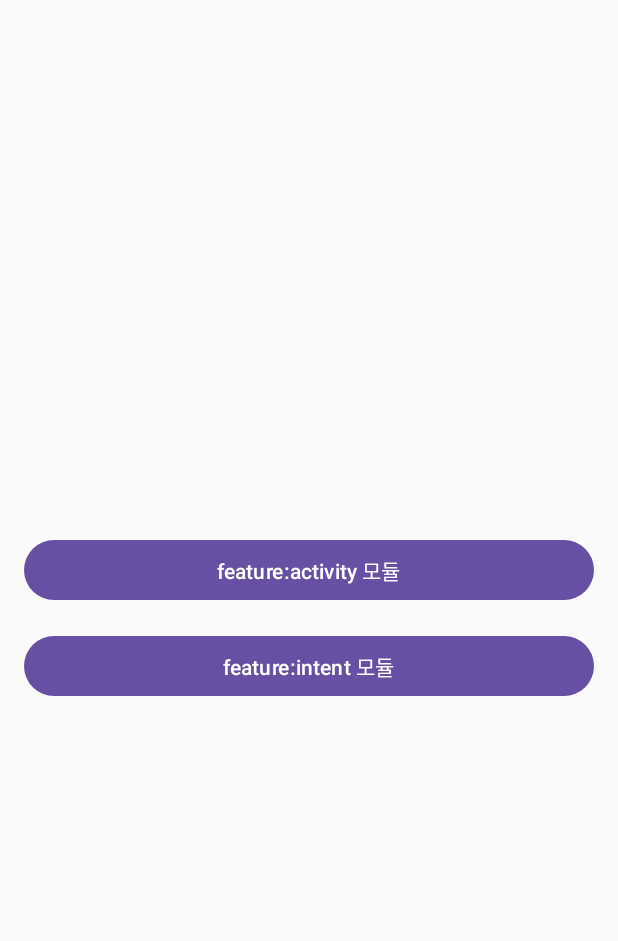
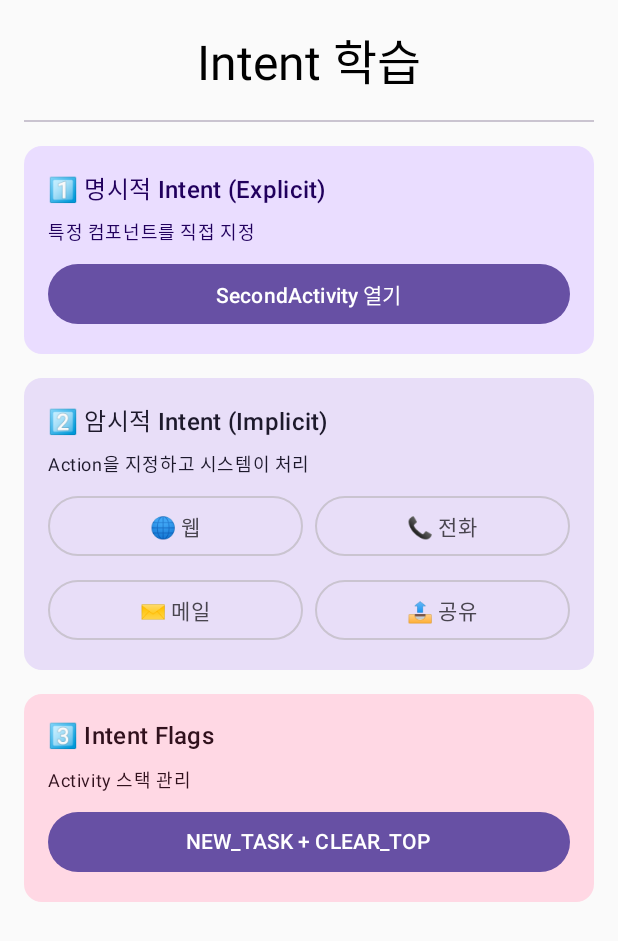
Before and after one commit to HamBeomJoon/Android-review, an Android app built with Jetpack Compose: the screen it shows after launch (MainActivity), after a tap on "feature:intent 모듈", on a phone screen of 412 x 824 dp. Shown: the top 941 px of the screen. Run offline under Robolectric (Android 15) with nearby library versions, the phone set to English and light mode, and no system bars.

Commit message:
feat: Intent 테스트 Screen

```diff
--- a/app/src/main/java/com/example/review/MainActivity.kt
+++ b/app/src/main/java/com/example/review/MainActivity.kt
@@ -20,6 +20,7 @@ import androidx.navigation.compose.NavHost
 import androidx.navigation.compose.composable
 import androidx.navigation.compose.rememberNavController
 import com.example.activity.ActivityScreen
+import com.example.intent.IntentScreen
 
 class MainActivity : ComponentActivity() {
     override fun onCreate(savedInstanceState: Bundle?) {
@@ -51,9 +52,9 @@ fun AppNavigation() {
             ActivityScreen() // feature:activity 모듈
         }
 
-//        composable("intent") {
-//            IntentScreen() // feature:intent 모듈
-//        }
+        composable("intent") {
+            IntentScreen() // feature:intent 모듈
+        }
     }
 }
 
--- /dev/null
+++ b/feature/intent/src/main/java/com/example/intent/IntentScreen.kt
@@ -0,0 +1,231 @@
+package com.example.intent
+
+import android.content.Intent
+import androidx.compose.foundation.layout.Arrangement
+import androidx.compose.foundation.layout.Column
+import androidx.compose.foundation.layout.Row
+import androidx.compose.foundation.layout.fillMaxSize
+import androidx.compose.foundation.layout.fillMaxWidth
+import androidx.compose.foundation.layout.padding
+import androidx.compose.material3.Button
+import androidx.compose.material3.Card
+import androidx.compose.material3.CardDefaults
+import androidx.compose.material3.Divider
+import androidx.compose.material3.MaterialTheme
+import androidx.compose.material3.OutlinedButton
+import androidx.compose.material3.Text
+import androidx.compose.runtime.Composable
+import androidx.compose.runtime.getValue
+import androidx.compose.runtime.mutableStateOf
+import androidx.compose.runtime.remember
+import androidx.compose.runtime.setValue
+import androidx.compose.ui.Alignment
+import androidx.compose.ui.Modifier
+import androidx.compose.ui.platform.LocalContext
+import androidx.compose.ui.unit.dp
+import androidx.core.net.toUri
+
+@Composable
+fun IntentScreen() {
+    val context = LocalContext.current
+    var resultText by remember { mutableStateOf("") }
+
+    Column(
+        modifier =
+            Modifier
+                .fillMaxSize()
+                .padding(16.dp),
+        horizontalAlignment = Alignment.CenterHorizontally,
+        verticalArrangement = Arrangement.spacedBy(16.dp),
+    ) {
+        Text(
+            text = "Intent 학습",
+            style = MaterialTheme.typography.headlineLarge,
+        )
+
+        Divider()
+
+        // 📌 1. 명시적 Intent (Explicit Intent)
+        Card(
+            modifier = Modifier.fillMaxWidth(),
+            colors =
+                CardDefaults.cardColors(
+                    containerColor = MaterialTheme.colorScheme.primaryContainer,
+                ),
+        ) {
+            Column(
+                modifier = Modifier.padding(16.dp),
+                verticalArrangement = Arrangement.spacedBy(8.dp),
+            ) {
+                Text(
+                    text = "1️⃣ 명시적 Intent (Explicit)",
+                    style = MaterialTheme.typography.titleMedium,
+                )
+                Text(
+                    text = "특정 컴포넌트를 직접 지정",
+                    style = MaterialTheme.typography.bodySmall,
+                )
+
+                Button(
+                    onClick = {
+                        val intent =
+                            Intent(context, SecondActivity::class.java).apply {
+                                putExtra("message", "명시적 Intent로 전달된 메시지")
+                                putExtra("number", 12345)
+                            }
+                        context.startActivity(intent)
+                    },
+                    modifier = Modifier.fillMaxWidth(),
+                ) {
+                    Text("SecondActivity 열기")
+                }
+            }
+        }
+
+        // 📌 2. 암시적 Intent (Implicit Intent)
+        Card(
+            modifier = Modifier.fillMaxWidth(),
+            colors =
+                CardDefaults.cardColors(
+                    containerColor = MaterialTheme.colorScheme.secondaryContainer,
+                ),
+        ) {
+            Column(
+                modifier = Modifier.padding(16.dp),
+                verticalArrangement = Arrangement.spacedBy(8.dp),
+            ) {
+                Text(
+                    text = "2️⃣ 암시적 Intent (Implicit)",
+                    style = MaterialTheme.typography.titleMedium,
+                )
+                Text(
+                    text = "Action을 지정하고 시스템이 처리",
+                    style = MaterialTheme.typography.bodySmall,
+                )
+
+                Row(
+                    modifier = Modifier.fillMaxWidth(),
+                    horizontalArrangement = Arrangement.spacedBy(8.dp),
+                ) {
+                    // 웹 브라우저 열기
+                    OutlinedButton(
+                        onClick = {
+                            val intent =
+                                Intent(Intent.ACTION_VIEW).apply {
+                                    data = "https://developer.android.com".toUri()
+                                }
+                            context.startActivity(intent)
+                        },
+                        modifier = Modifier.weight(1f),
+                    ) {
+                        Text("🌐 웹")
+                    }
+
+                    // 전화 걸기
+                    OutlinedButton(
+                        onClick = {
+                            val intent =
+                                Intent(Intent.ACTION_DIAL).apply {
+                                    data = "tel:01012345678".toUri()
+                                }
+                            context.startActivity(intent)
+                        },
+                        modifier = Modifier.weight(1f),
+                    ) {
+                        Text("📞 전화")
+                    }
+                }
+
+                Row(
+                    modifier = Modifier.fillMaxWidth(),
+                    horizontalArrangement = Arrangement.spacedBy(8.dp),
+                ) {
+                    // 이메일 보내기
+                    OutlinedButton(
+                        onClick = {
+                            val intent =
+                                Intent(Intent.ACTION_SENDTO).apply {
+                                    data = "mailto:".toUri()
+                                    putExtra(Intent.EXTRA_EMAIL, arrayOf("test@example.com"))
+                                    putExtra(Intent.EXTRA_SUBJECT, "안녕하세요")
+                                }
+                            context.startActivity(intent)
+                        },
+                        modifier = Modifier.weight(1f),
+                    ) {
+                        Text("✉️ 메일")
+                    }
+
+                    // 공유하기
+                    OutlinedButton(
+                        onClick = {
+                            val intent =
+                                Intent(Intent.ACTION_SEND).apply {
+                                    type = "text/plain"
+                                    putExtra(Intent.EXTRA_TEXT, "Intent 공유 테스트!")
+                                }
+                            context.startActivity(Intent.createChooser(intent, "공유하기"))
+                        },
+                        modifier = Modifier.weight(1f),
+                    ) {
+                        Text("📤 공유")
+                    }
+                }
+            }
+        }
+
+        // 📌 3. Intent Flags
+        Card(
+            modifier = Modifier.fillMaxWidth(),
+            colors =
+                CardDefaults.cardColors(
+                    containerColor = MaterialTheme.colorScheme.tertiaryContainer,
+                ),
+        ) {
+            Column(
+                modifier = Modifier.padding(16.dp),
+                verticalArrangement = Arrangement.spacedBy(8.dp),
+            ) {
+                Text(
+                    text = "3️⃣ Intent Flags",
+                    style = MaterialTheme.typography.titleMedium,
+                )
+                Text(
+                    text = "Activity 스택 관리",
+                    style = MaterialTheme.typography.bodySmall,
+                )
+
+                Button(
+                    onClick = {
+                        val intent =
+                            Intent(context, SecondActivity::class.java).apply {
+                                flags =
+                                    Intent.FLAG_ACTIVITY_NEW_TASK or Intent.FLAG_ACTIVITY_CLEAR_TOP
+                            }
+                        context.startActivity(intent)
+                    },
+                    modifier = Modifier.fillMaxWidth(),
+                ) {
+                    Text("NEW_TASK + CLEAR_TOP")
+                }
+            }
+        }
+
+        // 결과 표시
+        if (resultText.isNotEmpty()) {
+            Card(
+                modifier = Modifier.fillMaxWidth(),
+                colors =
+                    CardDefaults.cardColors(
+                        containerColor = MaterialTheme.colorScheme.surfaceVariant,
+                    ),
+            ) {
+                Text(
+                    text = resultText,
+                    modifier = Modifier.padding(16.dp),
+                    style = MaterialTheme.typography.bodyMedium,
+                )
+            }
+        }
+    }
+}
```
Also changed, not shown: feature/intent/src/main/java/com/example/intent/SecondActivity.kt (added, +105 -0 lines).
